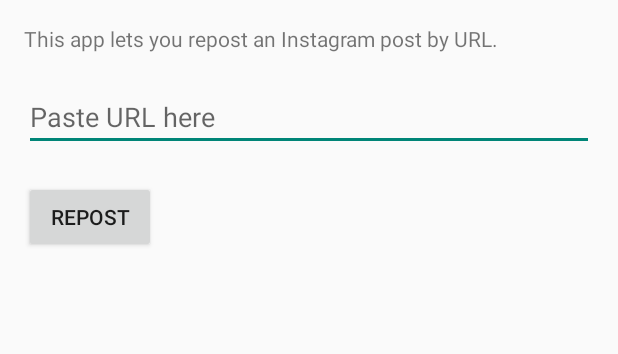
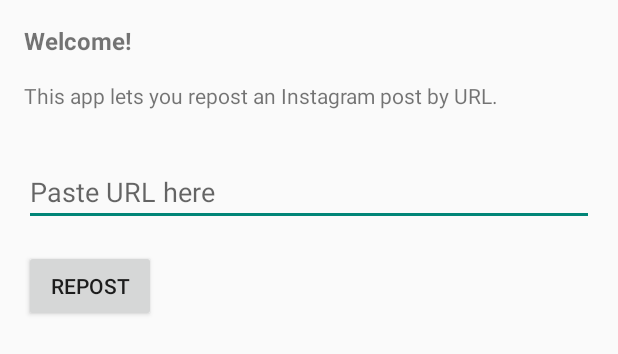
Before and after one commit to MaxSmile/simplerepost, an Android app: the layout activity_main.xml on its own in the app's theme, with its tools: preview values and no code run, on a phone screen of 412 x 824 dp. Shown: the top 354 px of the screen. Run offline under Robolectric (Android 15) with nearby library versions, the phone set to English and light mode, and no system bars.

Commit message:
Prepared MainView for customized welcome msg

```diff
--- a/app/src/main/java/ch/dbrgn/android/simplerepost/LoginActivity.java
+++ b/app/src/main/java/ch/dbrgn/android/simplerepost/LoginActivity.java
@@ -37,7 +37,7 @@
 public class LoginActivity extends ActionBarActivity {
 
     // Log tag
-    private static final String LOG_TAG = LoginActivity.class.getName();
+    public static final String LOG_TAG = LoginActivity.class.getName();
 
     // URL constants
     private static final String AUTH_URL = "https://instagram.com/oauth/authorize/"
--- a/app/src/main/res/layout/activity_main.xml
+++ b/app/src/main/res/layout/activity_main.xml
@@ -10,14 +10,24 @@
         android:id="@+id/welcome_text"
         android:text="@string/welcome_msg"
         android:layout_width="wrap_content"
-        android:layout_height="wrap_content" />
+        android:layout_height="wrap_content"
+        android:textStyle="bold"
+        android:textSize="16sp" />
+
+    <TextView
+        android:id="@+id/info_text"
+        android:text="@string/info_msg"
+        android:layout_width="wrap_content"
+        android:layout_height="wrap_content"
+        android:layout_below="@id/welcome_text"
+        android:layout_marginTop="16dp"/>
 
     <EditText
         android:id="@+id/url_input"
         android:layout_width="match_parent"
         android:layout_height="wrap_content"
-        android:layout_below="@id/welcome_text"
-        android:layout_marginTop="20dp"
+        android:layout_below="@id/info_text"
+        android:layout_marginTop="32dp"
         android:hint="Paste URL here" />
 
     <Button
@@ -25,7 +35,7 @@
         android:layout_width="wrap_content"
         android:layout_height="wrap_content"
         android:layout_below="@id/url_input"
-        android:layout_marginTop="20dp"
+        android:layout_marginTop="16dp"
         android:text="@string/repost_button_text"
         android:onClick="repostToInstagram" />
 
--- a/app/src/main/res/values/strings_activity_main.xml
+++ b/app/src/main/res/values/strings_activity_main.xml
@@ -1,5 +1,7 @@
 <resources>
     <string name="title_activity_main">Simple Repost</string>
-    <string name="welcome_msg">This app lets you repost an Instagram post by URL.</string>
+    <string name="welcome_msg">Welcome!</string>
+    <string name="welcome_msg_personalized">Welcome, %s!</string>
+    <string name="info_msg">This app lets you repost an Instagram post by URL.</string>
     <string name="repost_button_text">Repost</string>
 </resources>
```
Also changed, not shown: app/src/main/java/ch/dbrgn/android/simplerepost/MainActivity.java (+6 -3 lines).
